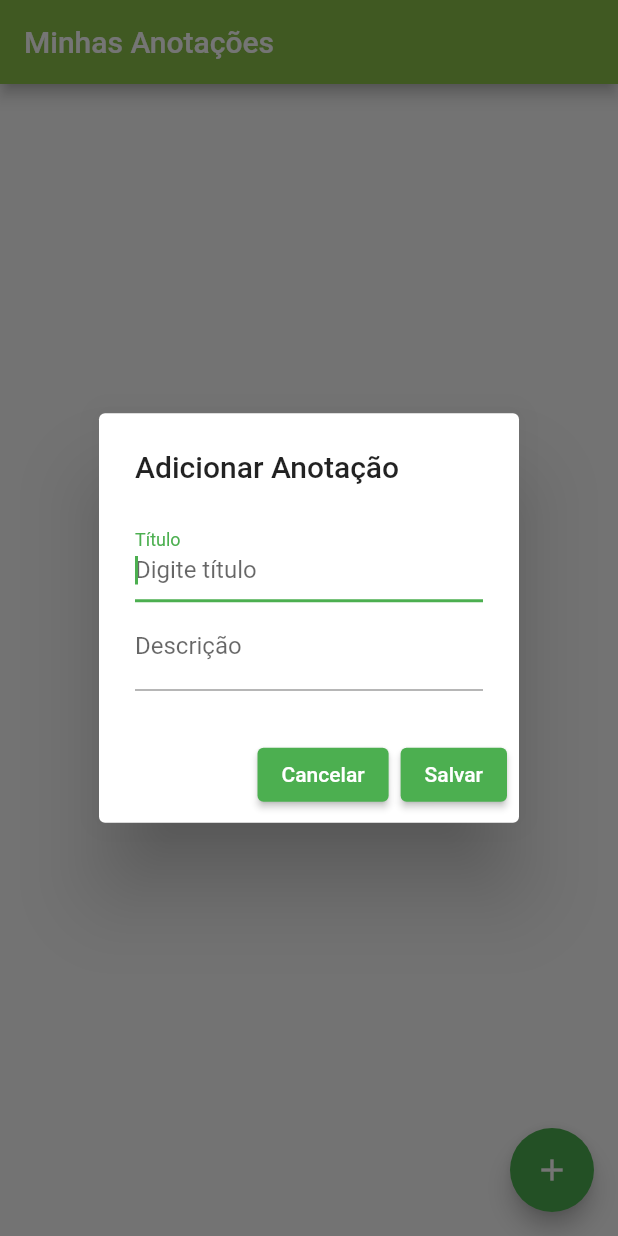
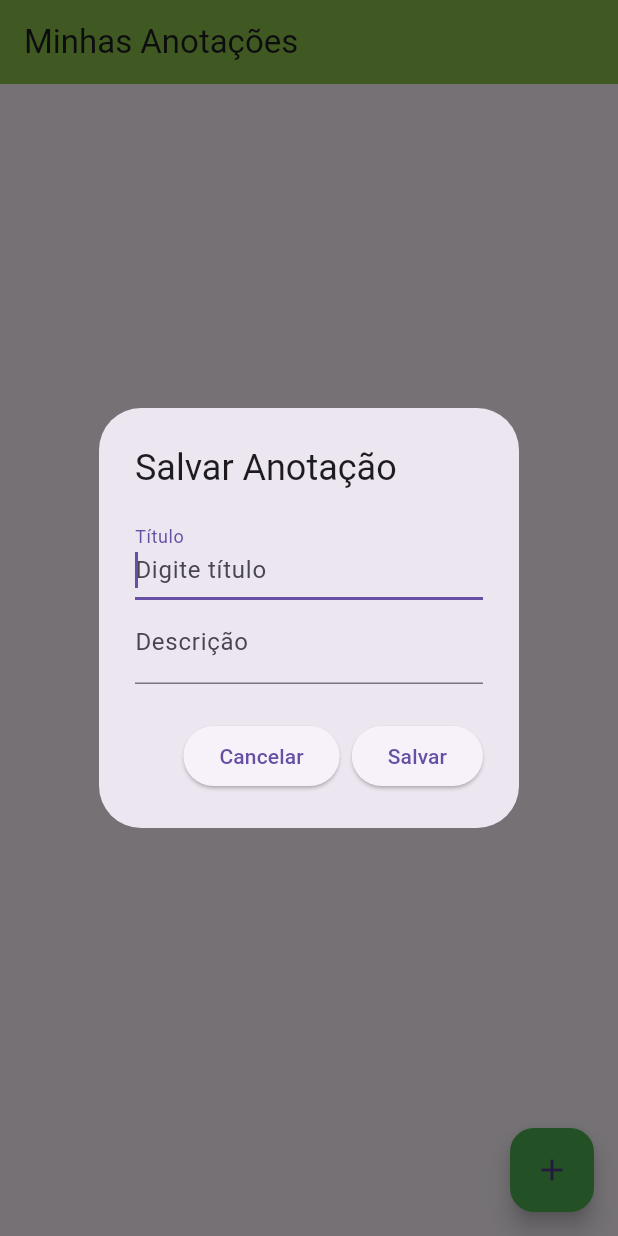
Before and after one commit to MateusDeveloper1/Anotacaoes_App, a Flutter app: the screen it shows after launch, after a tap on the "add" icon, on a phone screen of 412 x 824 dp. Run offline on Flutter 3.47's test engine with Material 2 defaults, Android fonts, the phone set to English and light mode, and no system bars; our stand-ins replace sqflite; accounts and stored records are empty.

```diff
--- a/lib/helper/AnotacaoHelper.dart
+++ b/lib/helper/AnotacaoHelper.dart
@@ -1,8 +1,10 @@
+import 'package:anotacoes/model/Anotacao.dart';
 import 'package:sqflite/sqflite.dart';
 import 'package:path/path.dart';
 
 
 class AnotacaoHelper {
+  static const String nomeTabela = "anotacao";
   static final AnotacaoHelper _anotacaoHelper = AnotacaoHelper._internal();
   Database? _db;
 
@@ -16,13 +18,14 @@ class AnotacaoHelper {
     if(_db != null) {
       return _db;
     } else {
-
+      _db = await _inicializarDB();
+      return _db;
     }
   }
 
   _onCreate(Database db, int version) async {
 
-    String sql = "CREATE TABLE anotacao (id INTEGER PRIMARY KEY AUTOINCREMENT, titulo VARCHAR, descricao TEXT, data DATETIME)";
+    String sql = "CREATE TABLE $nomeTabela (id INTEGER PRIMARY KEY AUTOINCREMENT, titulo VARCHAR, descricao TEXT, data DATETIME)";
     await db.execute(sql);
   }
 
@@ -34,5 +37,28 @@ class AnotacaoHelper {
     return db;
   }
 
+  Future<int> salvarAnotacao(Anotacao anotacao) async {
+    var bancoDados = await db;
+    int id = await bancoDados.insert(nomeTabela, anotacao.toMap());
+    return id;
+  }
+
+  recuperarAnotacoes() async {
+    var bancoDados = await db;
+    String sql = "SELECT * FROM $nomeTabela ORDER BY data DESC";
+    List anotacoes = await bancoDados.rawQuery(sql);
+    return anotacoes;
+  }
+
+  Future<int> atualizarAnotacao (Anotacao anotacao) async {
+    var bancoDados = await db;
+    return await bancoDados.update(
+      nomeTabela,
+      anotacao.toMap(),
+      where: "id = ?",
+      whereArgs: [anotacao.id]
+    );
+  }
+
 
 }
--- a/lib/main.dart
+++ b/lib/main.dart
@@ -16,6 +16,7 @@ class MyApp extends StatelessWidget {
       title: 'Flutter Demo',
       theme: ThemeData(
         primarySwatch: Colors.green,
+        useMaterial3: true,
       ),
       home: const HomeScreen(),
       debugShowCheckedModeBanner: false,
--- /dev/null
+++ b/lib/model/Anotacao.dart
@@ -0,0 +1,33 @@
+class Anotacao {
+  int? id;
+  late String titulo;
+  late String descricao;
+  late String data;
+
+  Anotacao({
+    this.id,
+    required this.titulo,
+    required this.descricao,
+    required this.data,
+  });
+
+  Anotacao.fromMap(Map map){
+    id = map["id"] ?? "";
+    titulo = map["titulo"] ?? "";
+    descricao = map["descricao"] ?? "";
+    data = map["data"] ?? "";
+  }
+
+  Map toMap() {
+    Map<String, dynamic> map = {
+      "titulo": titulo,
+      "descricao": descricao,
+      "data": data
+    };
+
+    if (id != null) {
+      map["id"] = id;
+    }
+    return map;
+  }
+}
--- a/lib/screens/Home_Screen.dart
+++ b/lib/screens/Home_Screen.dart
@@ -1,4 +1,8 @@
+import 'package:anotacoes/helper/AnotacaoHelper.dart';
+import 'package:anotacoes/model/Anotacao.dart';
 import 'package:flutter/material.dart';
+import 'package:intl/intl.dart';
+import 'package:intl/date_symbol_data_local.dart';
 
 class HomeScreen extends StatefulWidget {
   const HomeScreen({super.key});
@@ -10,13 +14,27 @@ class HomeScreen extends StatefulWidget {
 class _HomeScreenState extends State<HomeScreen> {
   final TextEditingController _tituloController = TextEditingController();
   final TextEditingController _descricaoController = TextEditingController();
+  final _db = AnotacaoHelper();
+  List<Anotacao> _anotacoes = <Anotacao>[];
 
-  _exibirCadastro() {
+  _exibirCadastro({Anotacao? anotacao}) {
+    String textoSalvarAtualizar = "";
+
+    if (anotacao == null) {
+      _tituloController.text = "";
+      _descricaoController.text = "";
+      textoSalvarAtualizar = "Salvar";
+    } else {
+      _tituloController.text = anotacao.titulo;
+      _descricaoController.text = anotacao.descricao;
+      textoSalvarAtualizar = "Atualizar";
+    }
+
     showDialog(
       context: context,
       builder: (context) {
         return AlertDialog(
-          title: const Text("Adicionar Anotação"),
+          title: Text("$textoSalvarAtualizar Anotação"),
           content: Column(
             mainAxisSize: MainAxisSize.min,
             children: [
@@ -46,14 +64,67 @@ class _HomeScreenState extends State<HomeScreen> {
             ),
             ElevatedButton(
               onPressed: () {
+                _salvarAtulizarAnotacao(anotacaoSelecionada: anotacao);
                 Navigator.pop(context);
               },
-              child: const Text("Salvar"),
+              child: Text(textoSalvarAtualizar),
             ),
           ],
         );
       },
     );
+  }
+
+  _recuperarAnotacoes() async {
+    List anotacoesRecuperadas = await _db.recuperarAnotacoes();
+    List<Anotacao> listaTemporaria = <Anotacao>[];
+
+    for (var item in anotacoesRecuperadas) {
+      Anotacao anotacao = Anotacao.fromMap(item);
+      listaTemporaria.add(anotacao);
+    }
+
+    setState(() {
+      _anotacoes = listaTemporaria;
+    });
+  }
+
+  _salvarAtulizarAnotacao({Anotacao? anotacaoSelecionada}) async {
+    String titulo = _tituloController.text;
+    String descricao = _descricaoController.text;
+
+    if (anotacaoSelecionada == null) {
+      Anotacao anotacao = Anotacao(
+        titulo: titulo,
+        descricao: descricao,
+        data: DateTime.now().toString(),
+      ); //Salvar
+      int resultado = await _db.salvarAnotacao(anotacao);
+    } else { //Atualizar
+      anotacaoSelecionada.titulo = titulo;
+      anotacaoSelecionada.descricao = descricao;
+      anotacaoSelecionada.data = DateTime.now().toString();
+      int resultado = await _db.atualizarAnotacao(anotacaoSelecionada);
+    }
+
+    _tituloController.clear();
+    _descricaoController.clear();
+    _recuperarAnotacoes();
+  }
+
+  _formatarData(String data) {
+    initializeDateFormatting("pt_BR");
+
+    var formatador = DateFormat("d/MM/y");
+    DateTime dataConvertida = DateTime.parse(data);
+    String dataFormatada = formatador.format(dataConvertida);
+    return dataFormatada;
+  }
+
+  @override
+  void initState() {
+    super.initState();
+    _recuperarAnotacoes();
   }
 
   @override
@@ -63,7 +134,52 @@ class _HomeScreenState extends State<HomeScreen> {
         title: const Text("Minhas Anotações"),
         backgroundColor: Colors.lightGreen,
       ),
-      body: Container(),
+      body: Column(
+        children: [
+          Expanded(
+            child: ListView.builder(
+              itemCount: _anotacoes.length,
+              itemBuilder: (context, index) {
+                final anotacao = _anotacoes[index];
+                return Card(
+                  child: ListTile(
+                    title: Text(anotacao.titulo),
+                    subtitle: Text(
+                        "${_formatarData(anotacao.data)} - ${anotacao.descricao}"),
+                    trailing: Row(
+                      mainAxisSize: MainAxisSize.min,
+                      children: [
+                        GestureDetector(
+                          onTap: () {
+                            _exibirCadastro(anotacao: anotacao);
+                          },
+                          child: const Padding(
+                            padding: EdgeInsets.only(right: 16),
+                            child: Icon(
+                              Icons.edit,
+                              color: Colors.green,
+                            ),
+                          ),
+                        ),
+                        GestureDetector(
+                          onTap: () {},
+                          child: const Padding(
+                            padding: EdgeInsets.only(right: 0),
+                            child: Icon(
+                              Icons.remove_circle,
+                              color: Colors.red,
+                            ),
+                          ),
+                        ),
+                      ],
+                    ),
+                  ),
+                );
+              },
+            ),
+          ),
+        ],
+      ),
       floatingActionButton: FloatingActionButton(
         backgroundColor: Colors.green,
         child: const Icon(Icons.add),
--- a/pubspec.yaml
+++ b/pubspec.yaml
@@ -36,6 +36,7 @@ dependencies:
   # Use with the CupertinoIcons class for iOS style icons.
   cupertino_icons: ^1.0.2
   sqflite: ^2.2.8+4
+  intl: ^0.18.1
 
 dev_dependencies:
   flutter_test:
```
Also changed, not shown: pubspec.lock.
